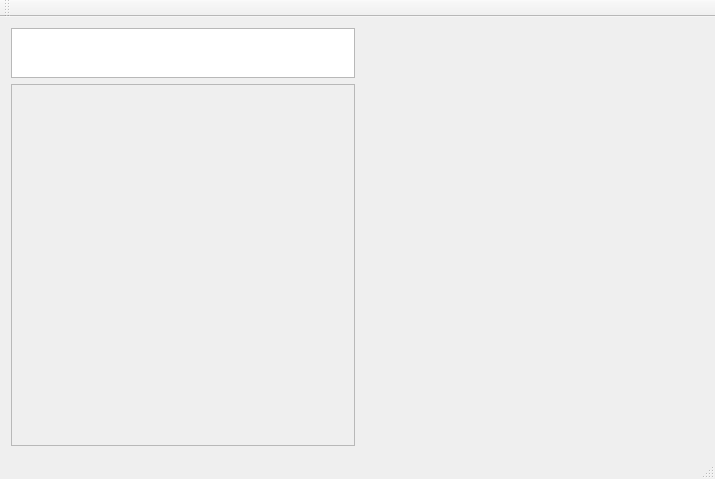
Before: the Qt Designer form app/MainWindow.ui in zxl1001/QtExtensionPluginForObject, drawn with Qt 5.
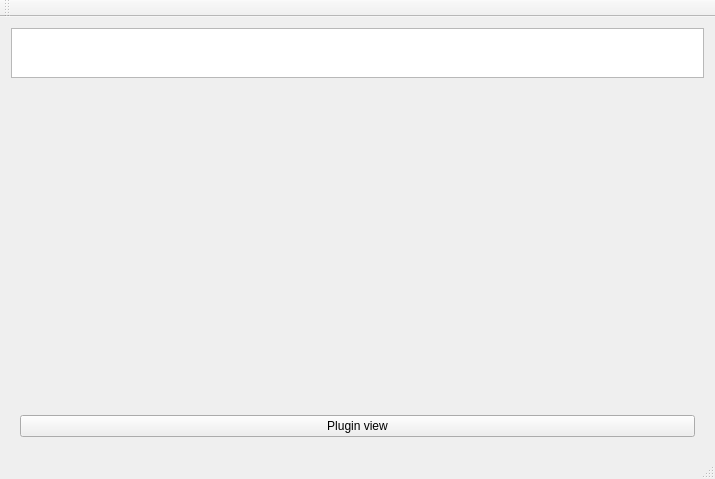
After: the same form once the commit is applied.

Diff of the .ui file:
```diff
--- a/app/MainWindow.ui
+++ b/app/MainWindow.ui
@@ -14,80 +14,21 @@
    <string>MainWindow</string>
   </property>
   <widget class="QWidget" name="centralWidget">
-   <layout class="QHBoxLayout" name="horizontalLayout" stretch="0,0">
+   <layout class="QVBoxLayout" name="verticalLayout_2" stretch="0,0,0">
     <item>
-     <widget class="QFrame" name="frame_2">
-      <property name="minimumSize">
-       <size>
-        <width>0</width>
-        <height>0</height>
-       </size>
-      </property>
+     <widget class="QListWidget" name="listWidget">
       <property name="maximumSize">
        <size>
         <width>16777215</width>
-        <height>16777215</height>
+        <height>50</height>
        </size>
       </property>
-      <property name="frameShape">
-       <enum>QFrame::NoFrame</enum>
+      <property name="layoutDirection">
+       <enum>Qt::LeftToRight</enum>
       </property>
-      <property name="frameShadow">
-       <enum>QFrame::Raised</enum>
+      <property name="flow">
+       <enum>QListView::LeftToRight</enum>
       </property>
-      <layout class="QVBoxLayout" name="verticalLayout" stretch="0,1">
-       <property name="leftMargin">
-        <number>0</number>
-       </property>
-       <property name="topMargin">
-        <number>0</number>
-       </property>
-       <property name="rightMargin">
-        <number>0</number>
-       </property>
-       <property name="bottomMargin">
-        <number>0</number>
-       </property>
-       <item>
-        <widget class="QListWidget" name="listWidget">
-         <property name="maximumSize">
-          <size>
-           <width>16777215</width>
-           <height>50</height>
-          </size>
-         </property>
-         <property name="layoutDirection">
-          <enum>Qt::LeftToRight</enum>
-         </property>
-         <property name="flow">
-          <enum>QListView::LeftToRight</enum>
-         </property>
-        </widget>
-       </item>
-       <item>
-        <widget class="QFrame" name="viewDetailFrame">
-         <property name="minimumSize">
-          <size>
-           <width>0</width>
-           <height>344</height>
-          </size>
-         </property>
-         <property name="maximumSize">
-          <size>
-           <width>344</width>
-           <height>16777215</height>
-          </size>
-         </property>
-         <property name="frameShape">
-          <enum>QFrame::StyledPanel</enum>
-         </property>
-         <property name="frameShadow">
-          <enum>QFrame::Raised</enum>
-         </property>
-         <layout class="QVBoxLayout" name="verticalLayout_3"/>
-        </widget>
-       </item>
-      </layout>
      </widget>
     </item>
     <item>
@@ -96,6 +37,29 @@
       <widget class="QWidget" name="page_2"/>
      </widget>
     </item>
+    <item>
+     <layout class="QHBoxLayout" name="horizontalLayout">
+      <property name="leftMargin">
+       <number>9</number>
+      </property>
+      <property name="topMargin">
+       <number>9</number>
+      </property>
+      <property name="rightMargin">
+       <number>9</number>
+      </property>
+      <property name="bottomMargin">
+       <number>9</number>
+      </property>
+      <item>
+       <widget class="QPushButton" name="pluginViewBtn">
+        <property name="text">
+         <string>Plugin view</string>
+        </property>
+       </widget>
+      </item>
+     </layout>
+    </item>
    </layout>
   </widget>
   <widget class="QMenuBar" name="menuBar">
```
